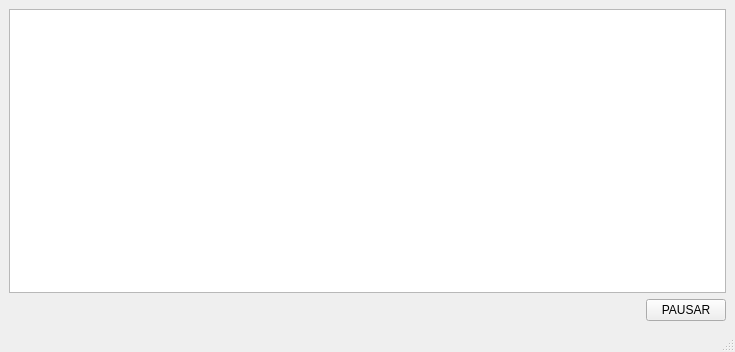
Old version of the form mainwindow.ui in the repository javierjose1224/Proyecto_final.
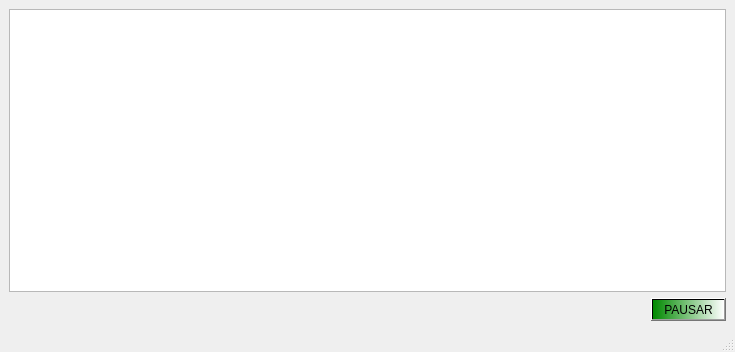
New version of the form.

What changed in the file:
```diff
--- a/mainwindow.ui
+++ b/mainwindow.ui
@@ -16,10 +16,18 @@
   <widget class="QWidget" name="centralwidget">
    <layout class="QGridLayout" name="gridLayout">
     <item row="0" column="0">
-     <widget class="QGraphicsView" name="graphicsView"/>
+     <widget class="QGraphicsView" name="graphicsView">
+      <property name="styleSheet">
+       <string notr="true"/>
+      </property>
+     </widget>
     </item>
     <item row="2" column="0" alignment="Qt::AlignRight">
      <widget class="QPushButton" name="pushButton">
+      <property name="styleSheet">
+       <string notr="true">background-color: qlineargradient(spread:pad, x1:0, y1:0, x2:1, y2:0, stop:0 rgba(0, 137, 0, 255), stop:1 rgba(255, 255, 255, 255));
+color: rgb(0, 0, 0);</string>
+      </property>
       <property name="text">
        <string>PAUSAR</string>
       </property>
```
